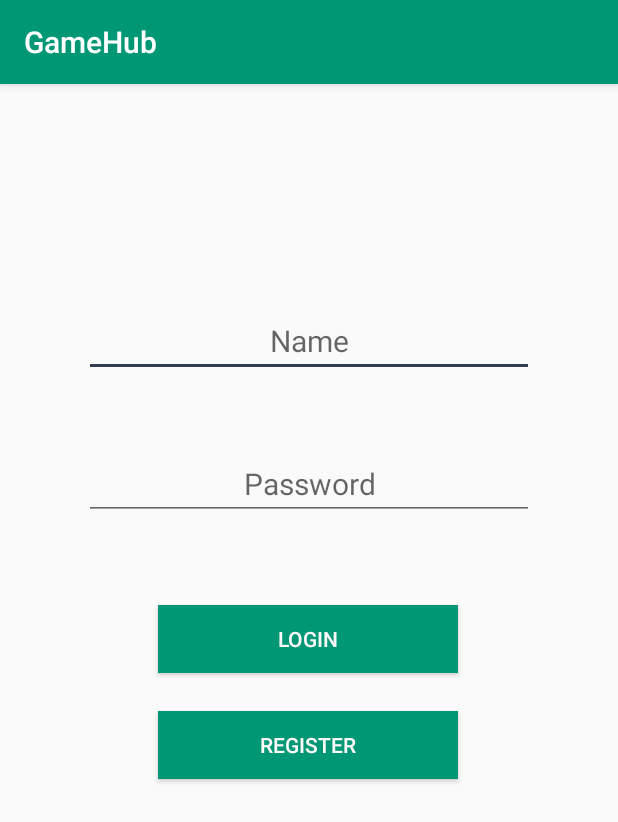
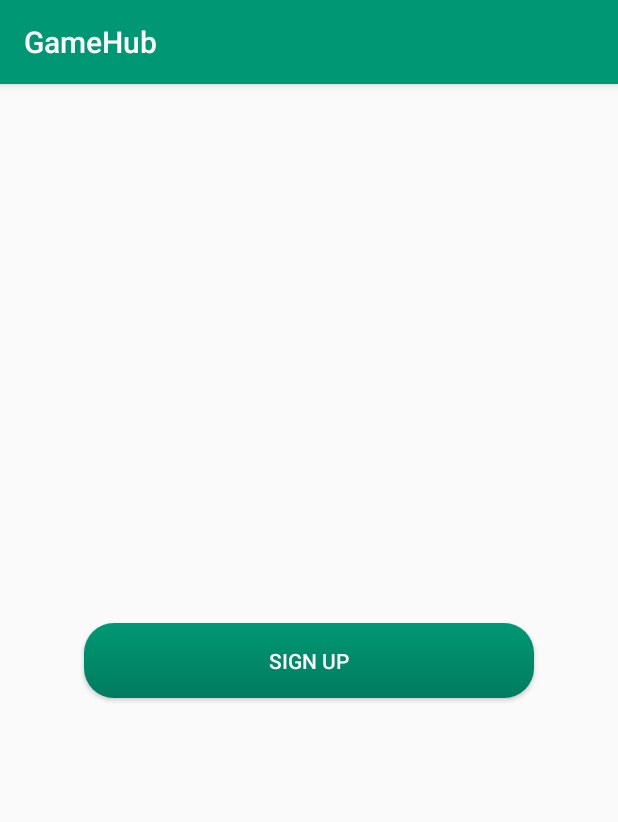
Before and after one commit to MoutPessemier/GameHub-Android, an Android app: the screen it shows after launch (LoginActivity), on a phone screen of 412 x 824 dp. Shown: the top 822 px of the screen. Run offline under Robolectric (Android 15) with nearby library versions, the phone set to English and light mode, and no system bars; our stand-ins replace Timber, data binding; libraries missing offline, so code that uses them is left out: com.auth0.android; 3 statements that could not run were skipped.

Commit message:
V1.1.13 - started with Auth0 [FEAT] - started adding Auth0 to project

```diff
--- a/app/build.gradle
+++ b/app/build.gradle
@@ -16,6 +16,7 @@ android {
         versionName "1.0"
         testInstrumentationRunner "androidx.test.runner.AndroidJUnitRunner"
         multiDexEnabled true
+        manifestPlaceholders = [auth0Domain: "@string/com_auth0_domain", auth0Scheme: "demo"]
     }
     buildTypes {
         release {
@@ -77,7 +78,7 @@ dependencies {
     // implementation "android.arch.work:work-runtime-ktx:$version_work" // doesn't work with multidex
 
     // Auth0
-    // implementation "com.auth0.android:auth0:$version_auth0"
+    implementation "com.auth0.android:auth0:$version_auth0"
 
     // Vector drawable
     implementation "androidx.vectordrawable:vectordrawable:$version_vector_drawable"
--- a/app/src/main/java/digitized/gamehub/account/LoginActivity.kt
+++ b/app/src/main/java/digitized/gamehub/account/LoginActivity.kt
@@ -1,16 +1,82 @@
 package digitized.gamehub.account
 
+import android.app.Dialog
 import android.os.Bundle
 import androidx.appcompat.app.AppCompatActivity
 import androidx.databinding.DataBindingUtil
+import com.auth0.android.Auth0
+import com.auth0.android.Auth0Exception
+import com.auth0.android.authentication.AuthenticationException
+import com.auth0.android.provider.AuthCallback
+import com.auth0.android.provider.VoidCallback
+import com.auth0.android.provider.WebAuthProvider
+import com.auth0.android.result.Credentials
 import digitized.gamehub.R
 import digitized.gamehub.databinding.ActivityLoginBinding
 
+
 class LoginActivity : AppCompatActivity() {
+
+    private lateinit var auth0: Auth0
 
     override fun onCreate(savedInstanceState: Bundle?) {
         super.onCreate(savedInstanceState)
-        val binding = DataBindingUtil.setContentView<ActivityLoginBinding>(this, R.layout.activity_login)
+        val binding =
+            DataBindingUtil.setContentView<ActivityLoginBinding>(this, R.layout.activity_login)
+        auth0 = Auth0(this)
+        auth0.isOIDCConformant = true
+//        binding.btnSignup.setOnClickListener{
+//            login()
+//        }
+//        if (intent.getBooleanExtra(EXTRA_CLEAR_CREDENTIALS, false)) {
+//            logout()
+//        }
+        login()
+    }
 
+    private fun login() {
+        WebAuthProvider.login(auth0)
+            .withScheme("demo")
+            .withAudience(
+                String.format(
+                    "https://%s/userinfo",
+                    getString(R.string.com_auth0_domain)
+                )
+            )
+            .start(this@LoginActivity, object : AuthCallback {
+                override fun onFailure(dialog: Dialog) {
+                    // Show error Dialog to user
+                }
+
+                override fun onFailure(exception: AuthenticationException) {
+                    // Show error to user
+                }
+
+                override fun onSuccess(credentials: Credentials) {
+                    // Store credentials
+                    // Navigate to your main activity
+                }
+            })
     }
+
+
+//    private fun logout() {
+//        val intent = Intent(this, LoginActivity::class.java)
+//        intent.putExtra(LoginActivity.EXTRA_CLEAR_CREDENTIALS, true)
+//        startActivity(intent)
+//        finish()
+//    }
+
+    private fun logout() {
+        WebAuthProvider.logout(auth0)
+            .withScheme("demo")
+            .start(this, object : VoidCallback {
+                override fun onSuccess(payload: Void) {}
+                override fun onFailure(error: Auth0Exception) {
+                    // Show error to user
+                }
+            })
+    }
+
+
 }
--- a/app/src/main/java/digitized/gamehub/account/LoginFragment.kt
+++ b/app/src/main/java/digitized/gamehub/account/LoginFragment.kt
@@ -8,11 +8,9 @@ import android.view.ViewGroup
 import androidx.databinding.DataBindingUtil
 import androidx.fragment.app.Fragment
 import androidx.navigation.findNavController
-import androidx.navigation.fragment.findNavController
 import digitized.gamehub.MainActivity
 import digitized.gamehub.R
 import digitized.gamehub.databinding.LoginBinding
-import timber.log.Timber
 
 class LoginFragment : Fragment() {
 
--- a/app/src/main/res/drawable/custom_button_green.xml
+++ b/app/src/main/res/drawable/custom_button_green.xml
@@ -2,8 +2,9 @@
 <selector xmlns:android="http://schemas.android.com/apk/res/android">
     <item>
         <shape android:shape="rectangle">
-            <solid android:color="@color/colorPrimary" />
-            <corners android:radius="@dimen/card_border_radius"/>
+            <corners android:radius="@dimen/card_border_radius" />
+            <size android:width="300dp" android:height="50dp" />
+            <gradient android:angle="270" android:endColor="@color/colorPrimaryDark" android:startColor="@color/colorPrimary" />
         </shape>
     </item>
 </selector>
--- a/app/src/main/res/layout/activity_login.xml
+++ b/app/src/main/res/layout/activity_login.xml
@@ -1,18 +1,22 @@
 <?xml version="1.0" encoding="utf-8"?>
 <layout xmlns:android="http://schemas.android.com/apk/res/android"
-    xmlns:app="http://schemas.android.com/apk/res-auto">
-    <LinearLayout
+    xmlns:app="http://schemas.android.com/apk/res-auto"
+    xmlns:tools="http://schemas.android.com/tools">
+
+    <androidx.constraintlayout.widget.ConstraintLayout
         android:layout_width="match_parent"
-        android:layout_height="match_parent"
-        android:orientation="vertical">
+        android:layout_height="match_parent">
 
-        <fragment
-            android:id="@+id/account_nav_host"
-            android:name="androidx.navigation.fragment.NavHostFragment"
-            android:layout_width="match_parent"
-            android:layout_height="match_parent"
-            app:defaultNavHost="true"
-            app:navGraph="@navigation/account_navigation" />
-
-    </LinearLayout>
+        <Button
+            android:id="@+id/btn_signup"
+            android:layout_width="wrap_content"
+            android:layout_height="wrap_content"
+            android:background="@drawable/custom_button_green"
+            android:text="@string/btn_signup"
+            android:textColor="@color/snow_white"
+            app:layout_constraintBottom_toBottomOf="parent"
+            app:layout_constraintEnd_toEndOf="parent"
+            app:layout_constraintStart_toStartOf="parent"
+            app:layout_constraintTop_toTopOf="parent" />
+    </androidx.constraintlayout.widget.ConstraintLayout>
 </layout>
--- a/app/src/main/res/values/strings.xml
+++ b/app/src/main/res/values/strings.xml
@@ -35,6 +35,7 @@
     <string name="pick_a_date">Pick a Date</string>
     <string name="title_activity_maps">Map</string>
 
-    <string name="com_auth0_client_id">sYzG0ngpUGEKKEAeNqh9AaC8hX6uVBWr</string>
+    <string name="com_auth0_client_id">gt5kv2v705Pzlfv1KQR0rb2ELHetvPE3</string>
     <string name="com_auth0_domain">gamehub.eu.auth0.com</string>
+    <string name="btn_signup">Sign Up</string>
 </resources>
--- a/build.gradle
+++ b/build.gradle
@@ -7,7 +7,7 @@ buildscript {
         version_constraint_layout = "1.1.3"
         version_material = "1.0.0"
         version_timber = "4.7.1"
-        version_room = "2.0.0"
+        version_room = "2.2.1"
         version_lifecycle_extensions = "2.1.0"
         version_navigation = '1.0.0'
         version_retrofit = "2.6.2"
@@ -15,9 +15,9 @@ buildscript {
         version_kotlin_coroutines = "1.1.0"
         version_moshi = "1.8.0"
         version_date_json_adapter = "1.6.0"
-        version_glide = "4.8.0"
+        version_glide = "4.10.0"
         // version_work = "1.0.1"
-        // version_auth0 = "1.19.0"
+        version_auth0 = "1.19.0"
         version_vector_drawable = "1.1.0"
         version_multidex = "1.0.3"
         version_maps = "17.0.0"
```
Also changed, not shown: app/src/main/java/digitized/gamehub/account/LoginDataSource.kt (added, +41 -0 lines), app/src/main/java/digitized/gamehub/account/LoginResult.kt (added, +8 -0 lines), app/src/main/java/digitized/gamehub/account/Result.kt (added, +14 -0 lines), app/src/main/java/digitized/gamehub/account/LoginViewModel.kt (line endings or trailing spaces), app/src/main/java/digitized/gamehub/account/RegisterFragment.kt (line endings or trailing spaces), app/src/main/java/digitized/gamehub/account/RegisterViewModel.kt (line endings or trailing spaces).
